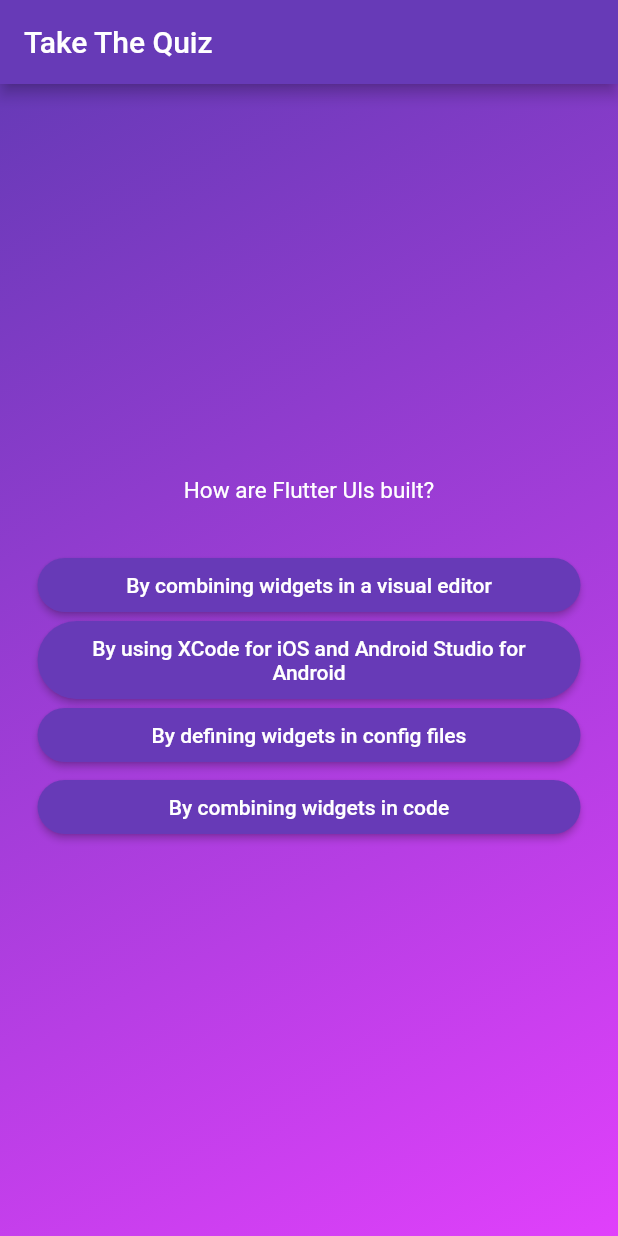
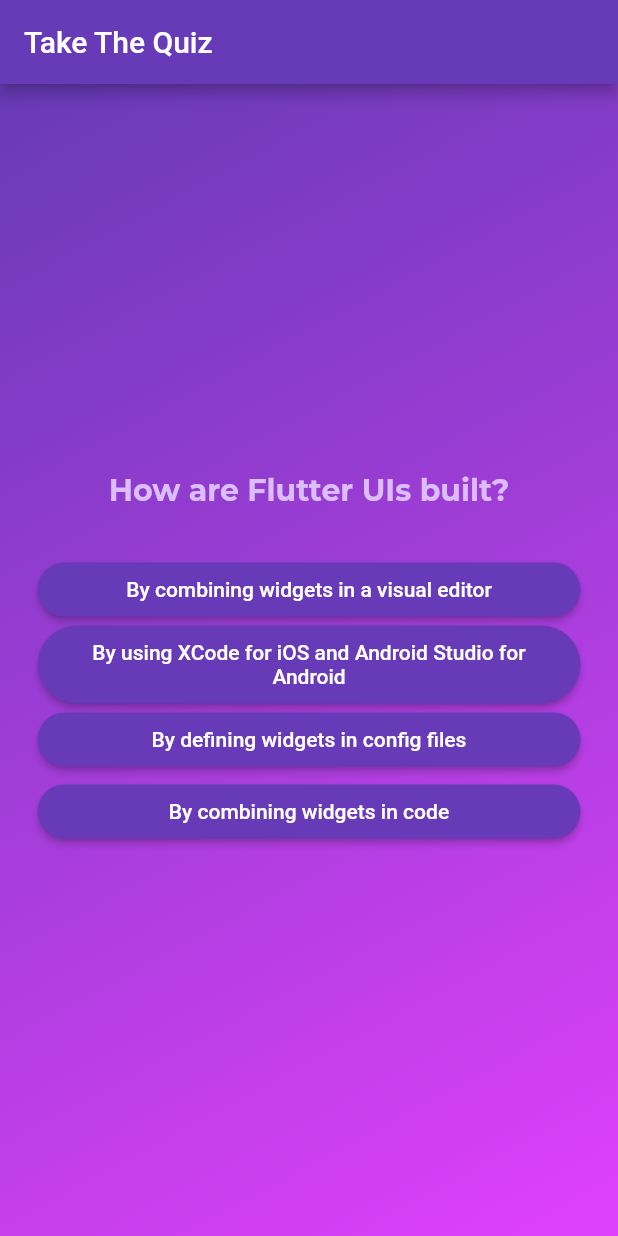
Before and after one commit to EmpalGentong/quiz_app_learn, a Flutter app: the screen it shows after launch, after a tap on "Start Quiz", after a tap on "Components", on a phone screen of 412 x 824 dp. Run offline on Flutter 3.47's test engine with Material 2 defaults, Android fonts, the phone set to English and light mode, and no system bars; our stand-ins replace google_fonts.

Commit message:
change font

```diff
--- a/lib/answer_button.dart
+++ b/lib/answer_button.dart
@@ -1,7 +1,8 @@
 import 'package:flutter/material.dart';
 
 class AnswerButton extends StatelessWidget {
-  AnswerButton({required this.answerText, required this.onTap, super.key});
+  const AnswerButton(
+      {required this.answerText, required this.onTap, super.key});
 
   final String answerText;
   final void Function() onTap;
--- a/lib/home_screen.dart
+++ b/lib/home_screen.dart
@@ -1,4 +1,5 @@
 import 'package:flutter/material.dart';
+import 'package:google_fonts/google_fonts.dart';
 
 class HomeScreen extends StatelessWidget {
   const HomeScreen(this.startQuiz, {super.key});
@@ -19,8 +20,11 @@
           const SizedBox(
             height: 30,
           ),
-          const Text('Learn Flutter in a Fun Way',
-              style: TextStyle(color: Colors.white, fontSize: 25)),
+          Text('Learn Flutter in a Fun Way',
+              style: GoogleFonts.montserrat(
+                  color: Colors.white,
+                  fontSize: 25,
+                  fontWeight: FontWeight.bold)),
           const SizedBox(
             height: 20,
           ),
--- a/lib/question_screen.dart
+++ b/lib/question_screen.dart
@@ -1,4 +1,6 @@
 import 'package:flutter/material.dart';
+import 'package:google_fonts/google_fonts.dart';
+
 import 'package:quiz_app_learn/answer_button.dart';
 import 'package:quiz_app_learn/data/questions.dart';
 
@@ -11,12 +13,11 @@
 
 class _QuestionScreenState extends State<QuestionScreen> {
   int counter = 0;
-  var currentQuestions = questions[0];
 
   void addCounter() {
     setState(() {
-      currentQuestions = questions[++counter];
-      if (counter == questions.length - 1) {
+      counter++;
+      if (counter > questions.length - 1) {
         counter = 0;
       }
     });
@@ -24,16 +25,20 @@
 
   @override
   Widget build(context) {
+    final currentQuestions = questions[counter];
     return SizedBox(
       width: double.infinity,
       child: Container(
-        padding: EdgeInsets.all(25),
+        padding: const EdgeInsets.all(25),
         child: Column(
           mainAxisAlignment: MainAxisAlignment.center,
           children: [
             Text(
               currentQuestions.question,
-              style: const TextStyle(color: Colors.white, fontSize: 15),
+              style: GoogleFonts.montserrat(
+                  color: const Color(0xFFDCBEFF),
+                  fontSize: 20,
+                  fontWeight: FontWeight.bold),
               textAlign: TextAlign.center,
             ),
             const SizedBox(
--- a/pubspec.yaml
+++ b/pubspec.yaml
@@ -36,6 +36,7 @@
   # The following adds the Cupertino Icons font to your application.
   # Use with the CupertinoIcons class for iOS style icons.
   cupertino_icons: ^1.0.2
+  google_fonts: ^4.0.4
 
 dev_dependencies:
   flutter_test:
```
Also changed, not shown: pubspec.lock.
